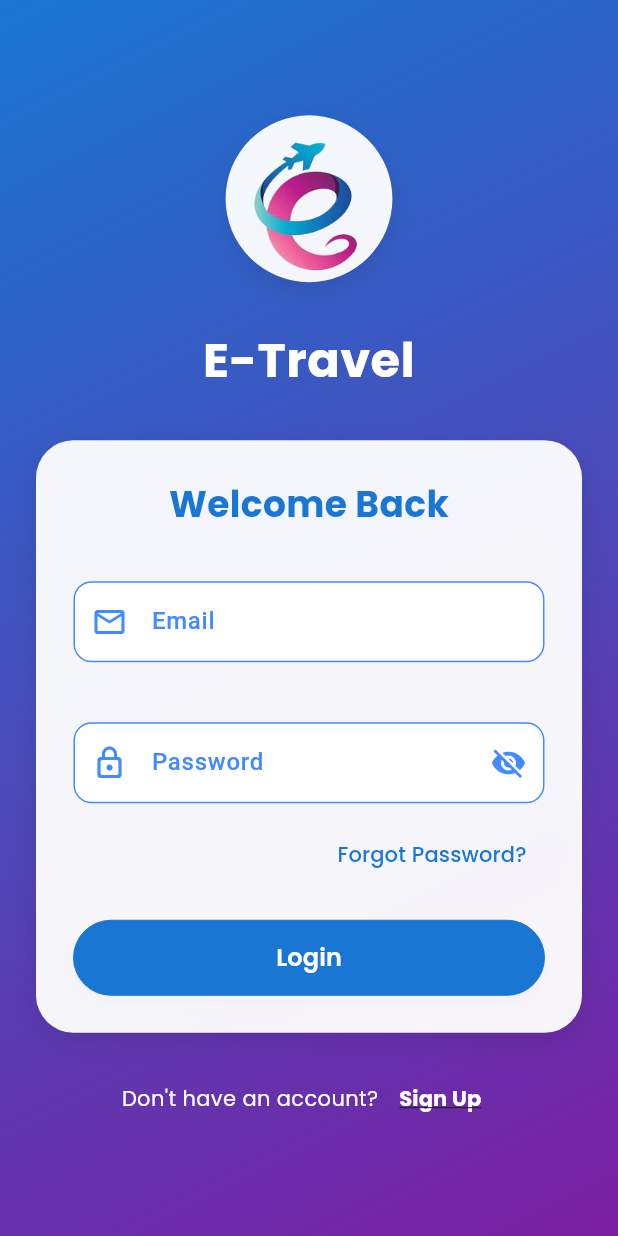
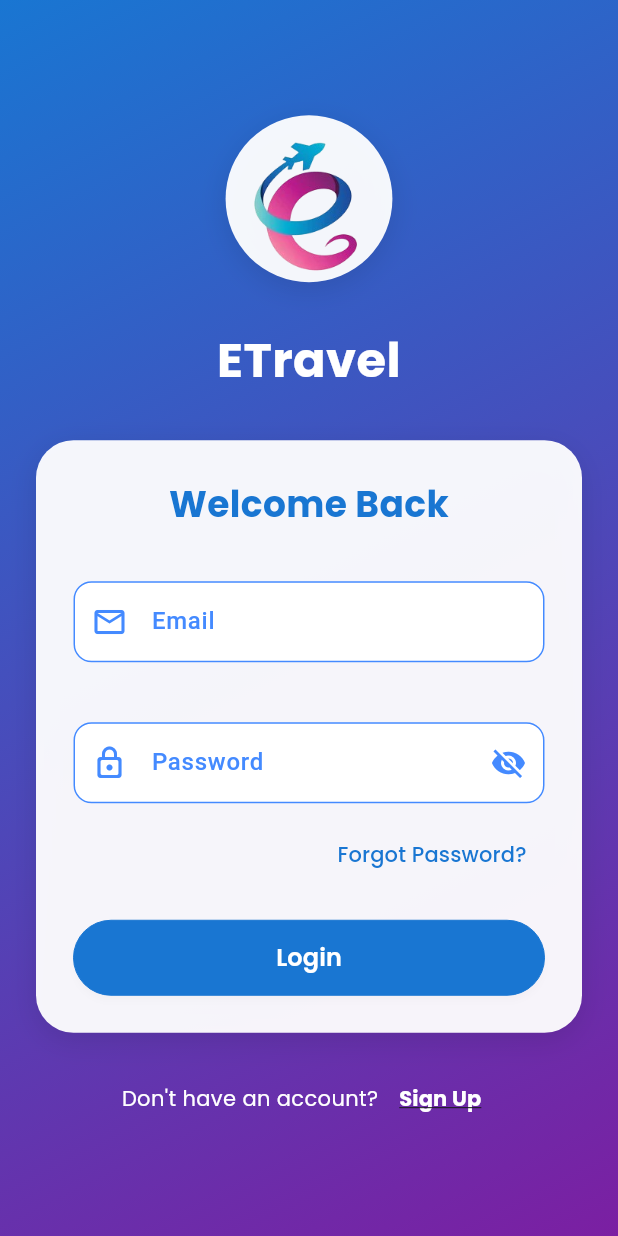
Before and after one commit to MohamedIjlal27/Flutter_Mobile_App_CW2, a Flutter app: the screen it shows after launch, on a phone screen of 412 x 824 dp. Run offline on Flutter 3.47's test engine with Material 3 defaults, Android fonts, the light colour scheme and no system bars; our stand-ins replace cloud_firestore, equatable, firebase_auth, firebase_core, firebase_storage, flutter_bloc and 7 more; accounts and stored records are empty.

```diff
--- a/lib/core/constants/app_constants.dart
+++ b/lib/core/constants/app_constants.dart
@@ -1,6 +1,6 @@
 import 'package:flutter/material.dart';
 
-const appname = 'E-Travel';
+const appname = 'ETravel';
 const splashtagline = 'Explore the World with Ease';
 var applogo = Image.asset(
   'assets/images/logo.png',
```
Also changed, not shown: 17 other files.
